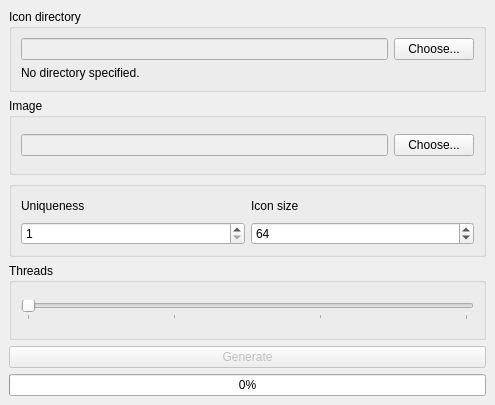
Old version of the form ui/mainwindow.ui in the repository YotsuyaNight/Mosaic-Generator.
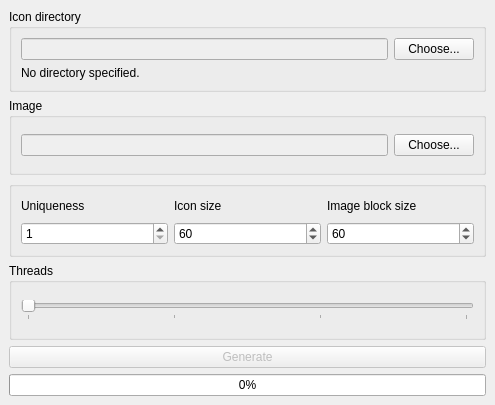
New version of the form.

Commit message: Added new setting 'Image Block Size' which controls what chunk of image is being compared to icons

Diff of the .ui file:
```diff
--- a/ui/mainwindow.ui
+++ b/ui/mainwindow.ui
@@ -74,16 +74,23 @@
        <string/>
       </property>
       <layout class="QGridLayout" name="gridLayout_4">
+       <item row="0" column="0">
+        <widget class="QLabel" name="label_2">
+         <property name="text">
+          <string>Uniqueness</string>
+         </property>
+        </widget>
+       </item>
        <item row="1" column="1">
         <widget class="QSpinBox" name="iconLength">
          <property name="minimum">
           <number>1</number>
          </property>
          <property name="maximum">
-          <number>2048</number>
+          <number>999999999</number>
          </property>
          <property name="value">
-          <number>64</number>
+          <number>60</number>
          </property>
         </widget>
        </item>
@@ -104,10 +111,23 @@
          </property>
         </widget>
        </item>
-       <item row="0" column="0">
-        <widget class="QLabel" name="label_2">
+       <item row="1" column="2">
+        <widget class="QSpinBox" name="imageBlockSize">
+         <property name="minimum">
+          <number>1</number>
+         </property>
+         <property name="maximum">
+          <number>999999999</number>
+         </property>
+         <property name="value">
+          <number>60</number>
+         </property>
+        </widget>
+       </item>
+       <item row="0" column="2">
+        <widget class="QLabel" name="label">
          <property name="text">
-          <string>Uniqueness</string>
+          <string>Image block size</string>
          </property>
         </widget>
        </item>
```
The commit also changes 3 other files.
